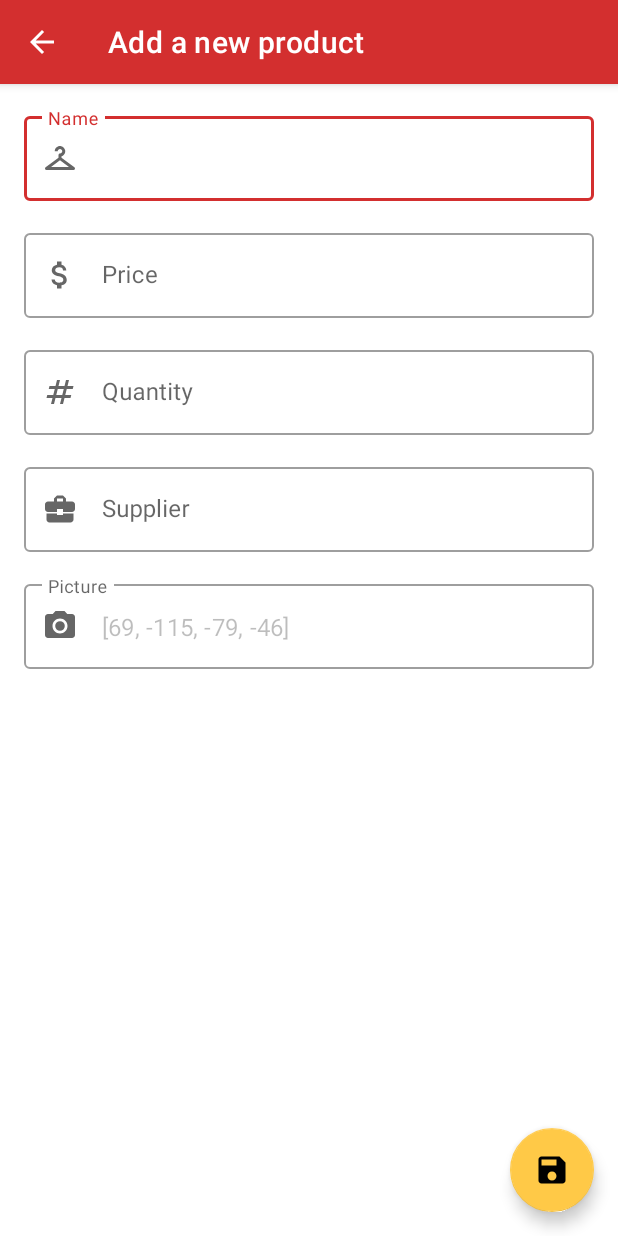
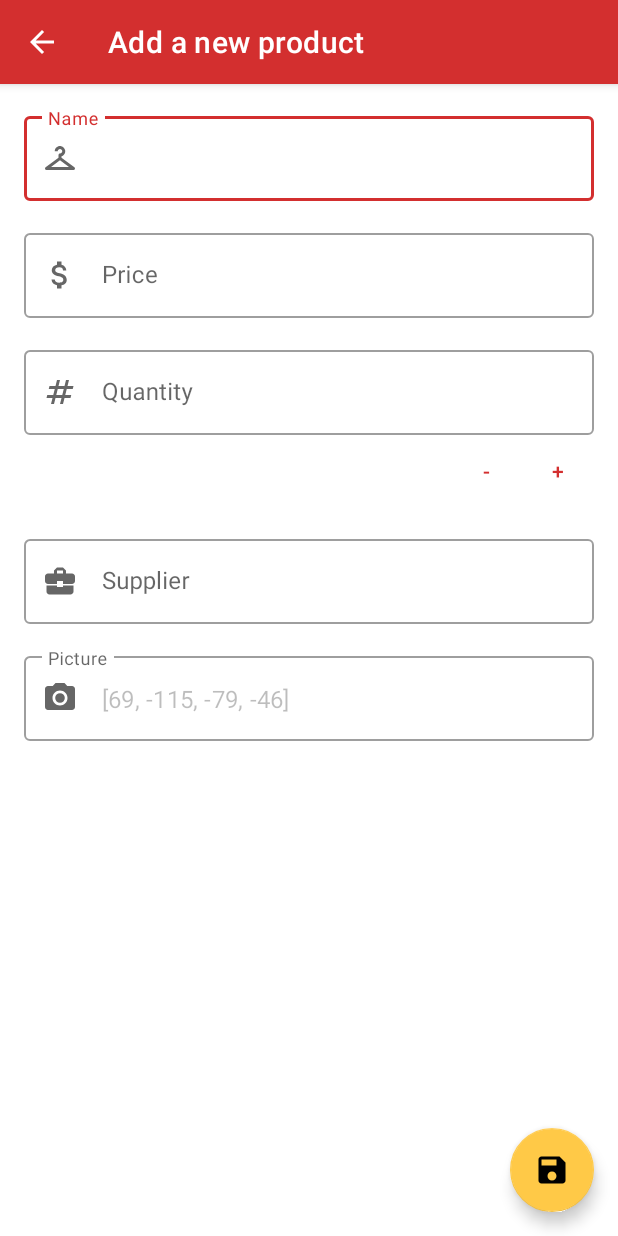
Before and after one commit to david-read-iii/Clothes-Catalog, an Android app: the DetailActivity screen opened directly, with no data from a screen before it, on a phone screen of 412 x 824 dp. Run offline under Robolectric (Android 15) with nearby library versions, the phone set to English and light mode, and no system bars.

Commit message:
Add static increment and decrement quantity buttons to the DetailActivity layout

```diff
--- a/app/src/main/java/com/davidread/clothescatalog/view/DetailActivity.java
+++ b/app/src/main/java/com/davidread/clothescatalog/view/DetailActivity.java
@@ -8,11 +8,13 @@ import android.os.Bundle;
 import android.text.Editable;
 import android.view.MenuItem;
 import android.view.View;
+import android.widget.Button;
 
 import androidx.annotation.NonNull;
 import androidx.annotation.Nullable;
 import androidx.annotation.StringRes;
 import androidx.appcompat.app.AppCompatActivity;
+import androidx.appcompat.widget.TooltipCompat;
 import androidx.coordinatorlayout.widget.CoordinatorLayout;
 import androidx.loader.app.LoaderManager;
 import androidx.loader.content.CursorLoader;
@@ -109,6 +111,11 @@ public class DetailActivity extends AppCompatActivity implements
                 supplierTextInputLayout
         ));
         pictureTextInputEditText.setEnabled(false);
+
+        Button decrementQuantityButton = findViewById(R.id.decrement_quantity_button);
+        TooltipCompat.setTooltipText(decrementQuantityButton, getString(R.string.decrement_quantity_button_tooltip));
+        Button incrementQuantityButton = findViewById(R.id.increment_quantity_button);
+        TooltipCompat.setTooltipText(incrementQuantityButton, getString(R.string.increment_quantity_button_tooltip));
 
         FloatingActionButton saveProductButton = findViewById(R.id.save_product_button);
         saveProductButton.setOnClickListener(this::onSaveProductButtonClick);
--- a/app/src/main/res/layout/activity_detail.xml
+++ b/app/src/main/res/layout/activity_detail.xml
@@ -82,6 +82,26 @@
 
             </com.google.android.material.textfield.TextInputLayout>
 
+            <Button
+                android:id="@+id/decrement_quantity_button"
+                style="@style/SecondaryButtonStyle"
+                android:layout_width="@dimen/quantity_button_size"
+                android:layout_height="@dimen/quantity_button_size"
+                android:contentDescription="@string/decrement_quantity_button_content_description"
+                android:text="@string/decrement_quantity_button_label"
+                app:layout_constraintEnd_toStartOf="@id/increment_quantity_button"
+                app:layout_constraintTop_toBottomOf="@id/quantity_text_input_layout" />
+
+            <Button
+                android:id="@+id/increment_quantity_button"
+                style="@style/SecondaryButtonStyle"
+                android:layout_width="@dimen/quantity_button_size"
+                android:layout_height="@dimen/quantity_button_size"
+                android:contentDescription="@string/increment_quantity_button_content_description"
+                android:text="@string/increment_quantity_button_label"
+                app:layout_constraintEnd_toEndOf="parent"
+                app:layout_constraintTop_toBottomOf="@id/quantity_text_input_layout" />
+
             <!-- Supplier field. -->
             <com.google.android.material.textfield.TextInputLayout
                 android:id="@+id/supplier_text_input_layout"
@@ -91,7 +111,7 @@
                 android:layout_marginTop="@dimen/detail_edit_text_vertical_margin"
                 app:layout_constraintEnd_toEndOf="parent"
                 app:layout_constraintStart_toStartOf="parent"
-                app:layout_constraintTop_toBottomOf="@id/quantity_text_input_layout"
+                app:layout_constraintTop_toBottomOf="@id/decrement_quantity_button"
                 app:startIconDrawable="@drawable/ic_supplier">
 
                 <com.google.android.material.textfield.TextInputEditText
--- a/app/src/main/res/values/strings.xml
+++ b/app/src/main/res/values/strings.xml
@@ -23,9 +23,13 @@
     <string name="empty_list_secondary_label">Get started by adding a product</string>
 
     <!-- Button labels and strings. -->
+    <string name="add_product_button_content_description">Add a new product to the catalog</string>
     <string name="decrement_quantity_button_label">-</string>
+    <string name="decrement_quantity_button_tooltip">Decrement quantity</string>
+    <string name="decrement_quantity_button_content_description">Decrement quantity</string>
     <string name="increment_quantity_button_label">+</string>
-    <string name="add_product_button_content_description">Add a new product to the catalog</string>
+    <string name="increment_quantity_button_tooltip">Increment quantity</string>
+    <string name="increment_quantity_button_content_description">Increment quantity</string>
     <string name="save_product_button_content_description">Save and close this product</string>
 
     <!-- EditText hints. -->
```
